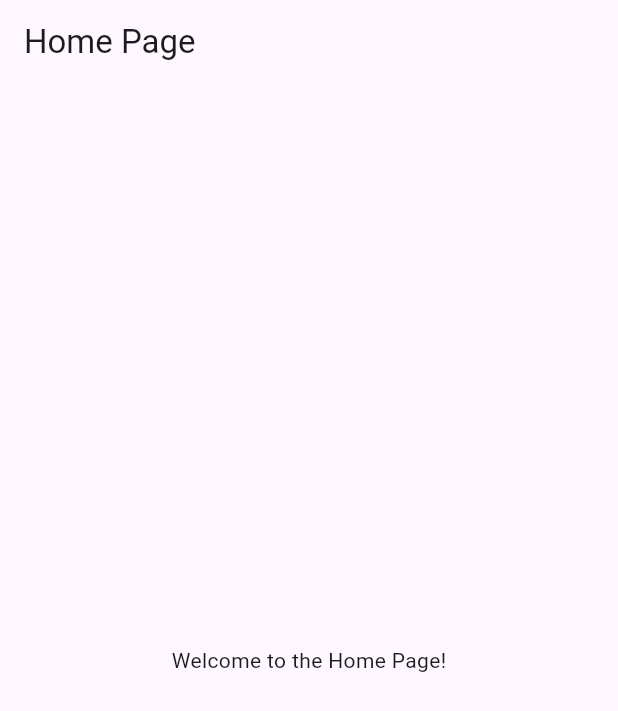
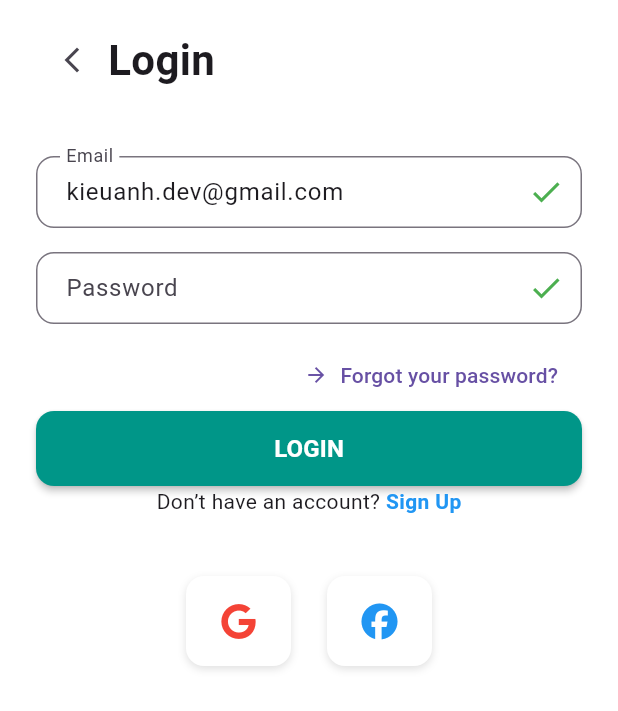
Before and after one commit to kieuanhdev/e-commerce, a Flutter app: the screen it shows after launch, on a phone screen of 412 x 824 dp. Shown: the top 711 px of the screen. Run offline on Flutter 3.47's test engine with Material 3 defaults, Android fonts, the phone set to English and light mode, and no system bars; our stand-ins replace bloc, equatable, firebase_auth, firebase_core, font_awesome_flutter, go_router; accounts and stored records are empty.

Commit message:
feat(auth): add login, signup, and forgot password screens with shared widgets

```diff
--- a/lib/core/routing/app_go_router.dart
+++ b/lib/core/routing/app_go_router.dart
@@ -1,16 +1,29 @@
 import 'package:e_commerce/core/routing/app_routers.dart';
+import 'package:e_commerce/features/auth/presentation/screens/forgot_password_screen.dart';
+import 'package:e_commerce/features/auth/presentation/screens/login_screen.dart';
+import 'package:e_commerce/features/auth/presentation/screens/signup_screen.dart';
 import 'package:e_commerce/features/home/presentation/home_page.dart';
 import 'package:go_router/go_router.dart';
 
 class AppGoRouter {
   static final GoRouter route = GoRouter(
-    initialLocation: AppRouters.home,
+    initialLocation: '/login',
     debugLogDiagnostics: true,
     routes: [
       GoRoute(
         path: AppRouters.home,
         builder: (context, state) => const HomePage(),
       ),
+
+      GoRoute(path: '/login', builder: (context, state) => const LoginScreen()),
+      GoRoute(
+        path: '/signup',
+        builder: (context, state) => const SignUpScreen(),
+      ),
+      GoRoute(
+        path: '/forgot',
+        builder: (context, state) => const ForgotPasswordScreen(),
+      ),
     ],
   );
 }
--- /dev/null
+++ b/lib/features/auth/presentation/screens/login_screen.dart
@@ -0,0 +1,106 @@
+import 'package:e_commerce/features/auth/presentation/widgets/auth_button.dart';
+import 'package:e_commerce/features/auth/presentation/widgets/auth_text_field.dart';
+import 'package:e_commerce/features/auth/presentation/widgets/social_button_row.dart';
+import 'package:flutter/material.dart';
+import 'package:go_router/go_router.dart';
+
+class LoginScreen extends StatefulWidget {
+  const LoginScreen({super.key});
+
+  @override
+  State<LoginScreen> createState() => _LoginScreenState();
+}
+
+class _LoginScreenState extends State<LoginScreen> {
+  final emailController = TextEditingController(text: 'kieuanh.dev@gmail.com');
+  final passwordController = TextEditingController();
+
+  bool isEmailValid = true;
+
+  @override
+  Widget build(BuildContext context) {
+    return Scaffold(
+      backgroundColor: Colors.white,
+      body: SafeArea(
+        child: Padding(
+          padding: const EdgeInsets.symmetric(horizontal: 24, vertical: 16),
+          child: Column(
+            crossAxisAlignment: CrossAxisAlignment.start,
+            children: [
+              Row(
+                children: [
+                  IconButton(
+                    onPressed: () => Navigator.pop(context),
+                    icon: const Icon(Icons.arrow_back_ios_new, size: 20),
+                  ),
+                  const Text(
+                    "Login",
+                    style: TextStyle(fontSize: 28, fontWeight: FontWeight.bold),
+                  ),
+                ],
+              ),
+              const SizedBox(height: 40),
+
+              AuthTextField(
+                label: 'Email',
+                controller: emailController,
+                isValid: isEmailValid,
+                onChanged: (v) =>
+                    setState(() => isEmailValid = v.contains('@')),
+              ),
+              const SizedBox(height: 16),
+
+              AuthTextField(
+                label: 'Password',
+                controller: passwordController,
+                obscureText: true,
+              ),
+              const SizedBox(height: 10),
+
+              Align(
+                alignment: Alignment.centerRight,
+                child: TextButton.icon(
+                  onPressed: () {
+                    context.push(
+                      '/forgot',
+                    ); // điều hướng sang trang Forgot Password
+                  },
+                  icon: const Icon(Icons.arrow_forward, size: 16),
+                  label: const Text("Forgot your password?"),
+                ),
+              ),
+
+              AuthButton(
+                text: "LOGIN",
+                onPressed: () {
+                  // Xử lý login
+                },
+              ),
+              Row(
+                mainAxisAlignment: MainAxisAlignment.center,
+                children: [
+                  const Text("Don’t have an account? "),
+                  GestureDetector(
+                    onTap: () {
+                      context.push('/signup'); // điều hướng sang trang Sign Up
+                    },
+                    child: const Text(
+                      "Sign Up",
+                      style: TextStyle(
+                        color: Colors.blue,
+                        fontWeight: FontWeight.bold,
+                      ),
+                    ),
+                  ),
+                ],
+              ),
+
+              const SizedBox(height: 40),
+              const SocialButtonRow(),
+            ],
+          ),
+        ),
+      ),
+    );
+  }
+}
--- /dev/null
+++ b/lib/features/auth/presentation/widgets/auth_button.dart
@@ -0,0 +1,34 @@
+import 'package:flutter/material.dart';
+
+class AuthButton extends StatelessWidget {
+  final String text;
+  final VoidCallback onPressed;
+
+  const AuthButton({super.key, required this.text, required this.onPressed});
+
+  @override
+  Widget build(BuildContext context) {
+    return SizedBox(
+      width: double.infinity,
+      height: 50,
+      child: ElevatedButton(
+        onPressed: onPressed,
+        style: ElevatedButton.styleFrom(
+          backgroundColor: Colors.teal,
+          shape: RoundedRectangleBorder(
+            borderRadius: BorderRadius.circular(12),
+          ),
+          elevation: 2,
+        ),
+        child: Text(
+          text,
+          style: const TextStyle(
+            color: Colors.white,
+            fontSize: 16,
+            fontWeight: FontWeight.bold,
+          ),
+        ),
+      ),
+    );
+  }
+}
--- /dev/null
+++ b/lib/features/auth/presentation/widgets/auth_text_field.dart
@@ -0,0 +1,38 @@
+import 'package:flutter/material.dart';
+
+class AuthTextField extends StatelessWidget {
+  final String label;
+  final TextEditingController controller;
+  final bool obscureText;
+  final bool isValid;
+  final ValueChanged<String>? onChanged;
+
+  const AuthTextField({
+    super.key,
+    required this.label,
+    required this.controller,
+    this.obscureText = false,
+    this.isValid = true,
+    this.onChanged,
+  });
+
+  @override
+  Widget build(BuildContext context) {
+    return TextField(
+      controller: controller,
+      obscureText: obscureText,
+      onChanged: onChanged,
+      decoration: InputDecoration(
+        labelText: label,
+        suffixIcon: isValid
+            ? const Icon(Icons.check, color: Colors.green)
+            : null,
+        border: OutlineInputBorder(borderRadius: BorderRadius.circular(12)),
+        contentPadding: const EdgeInsets.symmetric(
+          horizontal: 16,
+          vertical: 12,
+        ),
+      ),
+    );
+  }
+}
--- /dev/null
+++ b/lib/features/auth/presentation/widgets/social_button_row.dart
@@ -0,0 +1,50 @@
+import 'package:flutter/material.dart';
+import 'package:font_awesome_flutter/font_awesome_flutter.dart';
+
+class SocialButtonRow extends StatelessWidget {
+  const SocialButtonRow({super.key});
+
+  @override
+  Widget build(BuildContext context) {
+    return Row(
+      mainAxisAlignment: MainAxisAlignment.center,
+      children: [
+        _buildSocialButton(
+          icon: const FaIcon(FontAwesomeIcons.google, color: Colors.red),
+          onTap: () {},
+        ),
+        const SizedBox(width: 24),
+        _buildSocialButton(
+          icon: const FaIcon(FontAwesomeIcons.facebook, color: Colors.blue),
+          onTap: () {},
+        ),
+      ],
+    );
+  }
+
+  Widget _buildSocialButton({
+    required Widget icon,
+    required VoidCallback onTap,
+  }) {
+    return InkWell(
+      onTap: onTap,
+      borderRadius: BorderRadius.circular(12),
+      child: Container(
+        width: 70,
+        height: 60,
+        decoration: BoxDecoration(
+          color: Colors.white,
+          borderRadius: BorderRadius.circular(12),
+          boxShadow: [
+            BoxShadow(
+              color: Colors.black12,
+              blurRadius: 4,
+              offset: const Offset(0, 2),
+            ),
+          ],
+        ),
+        child: Center(child: icon),
+      ),
+    );
+  }
+}
--- a/pubspec.yaml
+++ b/pubspec.yaml
@@ -42,6 +42,8 @@ dependencies:
   cloud_firestore: ^6.0.2
   bloc: ^9.1.0
   flutter_bloc: ^9.1.1
+  font_awesome_flutter: ^10.7.0
+
 
 
 dev_dependencies:
```
Also changed, not shown: lib/features/auth/presentation/screens/forgot_password_screen.dart (added, +95 -0 lines), lib/features/auth/presentation/screens/signup_screen.dart (added, +94 -0 lines), pubspec.lock.
